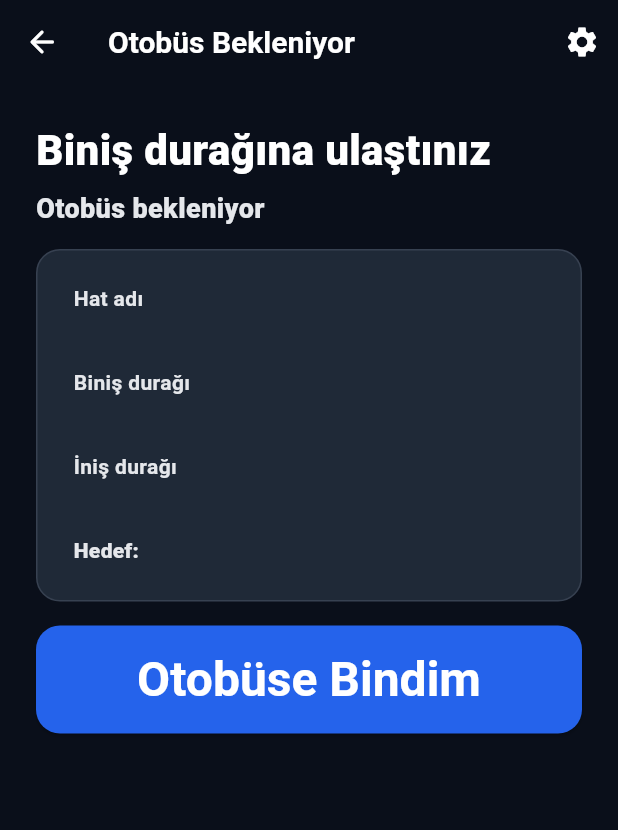
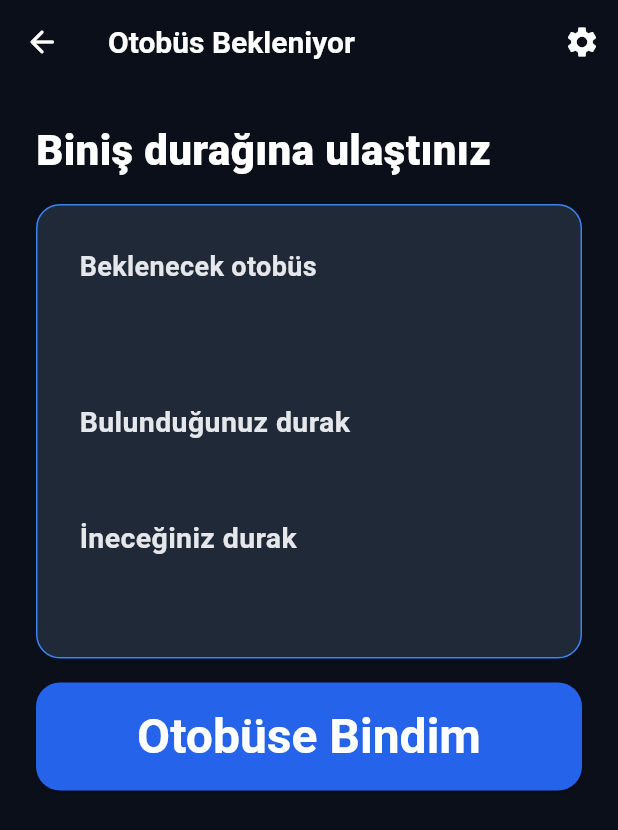
Before and after one commit to ahsentekgul/yol_arkadasim, a Flutter app: the ArrivalScreen screen opened directly with empty values, on a phone screen of 412 x 824 dp. Shown: the top 830 px of the screen. Run offline on Flutter 3.47's test engine with Material 3 defaults, Android fonts, the phone set to English and light mode, and no system bars; our stand-ins replace cloud_firestore, firebase_core, shared_preferences; accounts and stored records are empty.

Commit message:
Arrival ekranini bekleme ozeti olarak duzenle

```diff
--- a/lib/business/arrival/arrival_screen.dart
+++ b/lib/business/arrival/arrival_screen.dart
@@ -23,31 +23,69 @@ class ArrivalScreen extends StatelessWidget {
     );
   }
 
+  Widget _buildMainRouteInfo({required String routeName}) {
+    return Semantics(
+      label: 'Beklenecek otobüs: $routeName',
+      child: Column(
+        crossAxisAlignment: CrossAxisAlignment.start,
+        children: [
+          ExcludeSemantics(
+            child: Text(
+              'Beklenecek otobüs',
+              style: AppTextStyles.screenSubtitle.copyWith(
+                fontSize: 18,
+                fontWeight: FontWeight.w700,
+              ),
+            ),
+          ),
+          const SizedBox(height: 4),
+          ExcludeSemantics(
+            child: Text(
+              routeName,
+              style: AppTextStyles.buttonLabel.copyWith(
+                fontSize: 40,
+                fontWeight: FontWeight.w900,
+              ),
+            ),
+          ),
+        ],
+      ),
+    );
+  }
+
   Widget _buildInfoRow({
     required String label,
     required String value,
+    bool isLast = false,
   }) {
     return Padding(
-      padding: const EdgeInsets.only(bottom: 12),
+      padding: EdgeInsets.only(bottom: isLast ? 0 : 16),
+      child: Semantics(
+        label: '$label: $value',
         child: Column(
           crossAxisAlignment: CrossAxisAlignment.start,
           children: [
-          Text(
+            ExcludeSemantics(
+              child: Text(
                 label,
                 style: AppTextStyles.screenSubtitle.copyWith(
-              fontSize: 14,
+                  fontSize: 19,
                   fontWeight: FontWeight.w700,
                 ),
               ),
+            ),
             const SizedBox(height: 4),
-          Text(
+            ExcludeSemantics(
+              child: Text(
                 value,
                 style: AppTextStyles.buttonLabel.copyWith(
-              fontSize: 16,
+                  fontSize: 24,
                   fontWeight: FontWeight.w700,
                 ),
               ),
+            ),
           ],
+        ),
       ),
     );
   }
@@ -61,49 +99,41 @@ class ArrivalScreen extends StatelessWidget {
         child: SingleChildScrollView(
           child: Padding(
             padding: const EdgeInsets.all(AppSpacing.p6),
-            child: Center(
+            child: Align(
+              alignment: Alignment.topCenter,
               child: ConstrainedBox(
                 constraints: const BoxConstraints(maxWidth: 480),
                 child: Column(
                   crossAxisAlignment: CrossAxisAlignment.stretch,
                   children: [
-                    Text(
+                    Semantics(
+                      header: true,
+                      child: Text(
                         'Biniş durağına ulaştınız',
                         style: AppTextStyles.screenTitle.copyWith(fontSize: 28),
                       ),
-                    const SizedBox(height: 8),
-                    Text(
-                      'Otobüs bekleniyor',
-                      style: AppTextStyles.screenSubtitle.copyWith(fontSize: 18),
                     ),
                     const SizedBox(height: AppSpacing.spaceY4),
                     Container(
-                      padding: const EdgeInsets.all(AppSpacing.p6),
+                      padding: const EdgeInsets.symmetric(horizontal: 28, vertical: 30),
                       decoration: BoxDecoration(
                         color: AppColors.gray800,
                         borderRadius: BorderRadius.circular(AppRadius.rounded2xl),
-                        border: Border.all(color: AppColors.gray700),
+                        border: Border.all(color: AppColors.borderBlue500),
                       ),
                       child: Column(
                         crossAxisAlignment: CrossAxisAlignment.start,
                         children: [
+                          _buildMainRouteInfo(routeName: journeyPlan.routeName),
+                          const SizedBox(height: 20),
                           _buildInfoRow(
-                            label: 'Hat adı',
-                            value: journeyPlan.routeName,
-                          ),
-                          _buildInfoRow(
-                            label: 'Biniş durağı',
+                            label: 'Bulunduğunuz durak',
                             value: journeyPlan.startStopName,
                           ),
                           _buildInfoRow(
-                            label: 'İniş durağı',
+                            label: 'İneceğiniz durak',
                             value: journeyPlan.endStopName,
-                          ),
-                          Text(
-                            'Hedef: ${journeyPlan.destinationName}',
-                            style: AppTextStyles.screenSubtitle.copyWith(
-                              fontSize: 14,
-                            ),
+                            isLast: true,
                           ),
                         ],
                       ),
@@ -111,7 +141,7 @@ class ArrivalScreen extends StatelessWidget {
                     const SizedBox(height: AppSpacing.spaceY4),
                     AppButton(
                       onPressed: () => _goToJourneySteps(context),
-                      semanticsLabel: 'Otobüse bindim, yolculuk adımlarına geç',
+                      semanticsLabel: 'Otobüse bindim, yolculuk adımlarını başlat',
                       fullWidth: true,
                       size: 'xl',
                       minHeight: 72,
@@ -119,7 +149,10 @@ class ArrivalScreen extends StatelessWidget {
                       backgroundColor: AppColors.blue600,
                       child: const Padding(
                         padding: EdgeInsets.symmetric(vertical: 8),
-                        child: Text('Otobüse Bindim'),
+                        child: Text(
+                          'Otobüse Bindim',
+                          textAlign: TextAlign.center,
+                        ),
                       ),
                     ),
                   ],
```
Lines whose indentation alone changed are shown as unchanged.
